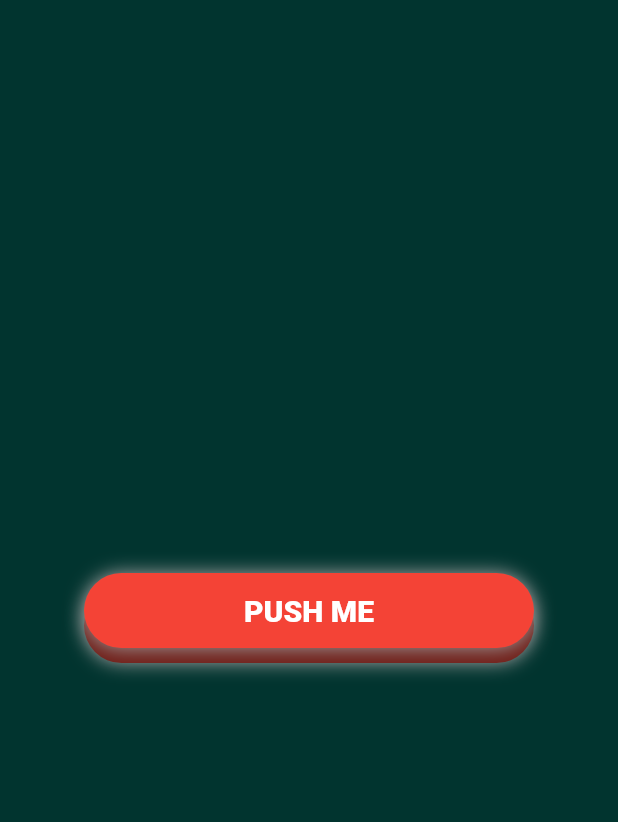
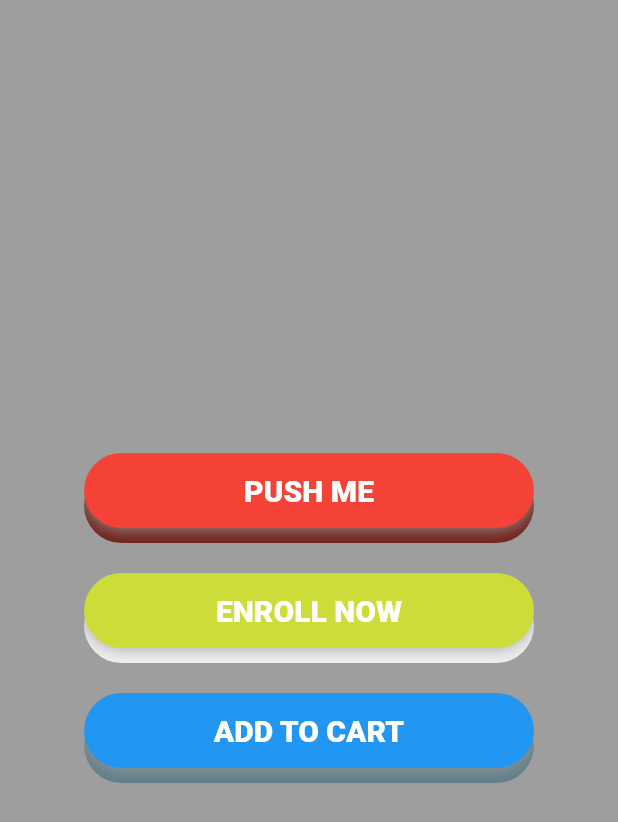
Before and after one commit to victoradepoju/Custom-3D-button, a Flutter app: the screen it shows after launch, on a phone screen of 412 x 824 dp. Shown: the top 822 px of the screen. Run offline on Flutter 3.47's test engine with Material 2 defaults, Android fonts, the phone set to English and light mode, and no system bars.

Commit message:
added to more animated buttons to main screen

```diff
--- a/lib/main.dart
+++ b/lib/main.dart
@@ -16,16 +16,27 @@ class HomePage extends StatelessWidget {
       title: '3D Custom Button',
       theme: ThemeData(primaryColor: Colors.orange),
       home: Scaffold(
-        backgroundColor: Color.fromARGB(255, 1, 52, 47),
+        backgroundColor: Colors.grey,
         body: Center(
           child: Column(
             mainAxisSize: MainAxisSize.min,
-            children: [
+            children: const [
               AnimatedButton(
                 buttonText: 'PUSH ME',
                 topButttonColor: Colors.red,
                 bottomButtonColor: Color.fromARGB(255, 113, 32, 26),
-              )
+              ),
+              SizedBox(height: 20),
+              AnimatedButton(
+                  buttonText: 'ENROLL NOW',
+                  topButttonColor: Colors.lime,
+                  bottomButtonColor: Color.fromARGB(255, 242, 242, 243)),
+              SizedBox(height: 20),
+              AnimatedButton(
+                buttonText: 'ADD TO CART',
+                topButttonColor: Colors.blue,
+                bottomButtonColor: Colors.blueGrey,
+              ),
             ],
           ),
         ),
```
